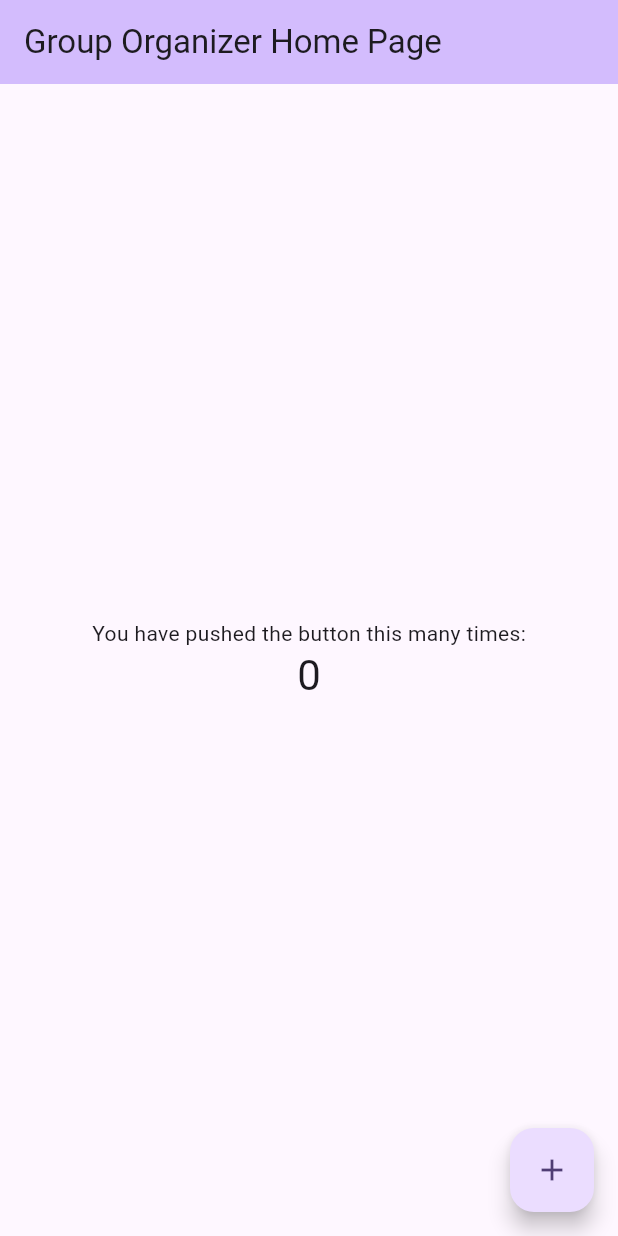
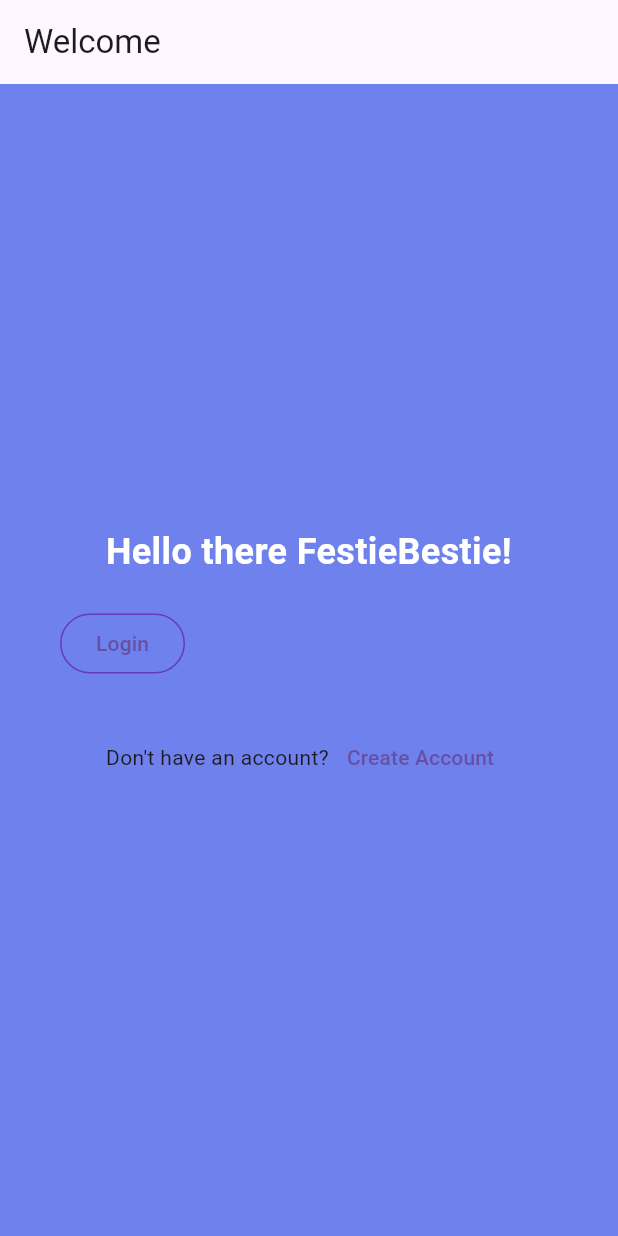
Before and after one commit to triciabrown/group-planner, a Flutter app: the screen it shows after launch, on a phone screen of 412 x 824 dp. Run offline on Flutter 3.47's test engine with Material 3 defaults, Android fonts, the light colour scheme and no system bars; our stand-ins replace cloud_firestore, firebase_auth, firebase_core, go_router; missing offline and left inert: firebase_ui_auth; accounts and stored records are empty.

Commit message:
user authentication implemented

```diff
--- /dev/null
+++ b/group_organizer/devtools_options.yaml
@@ -0,0 +1,3 @@
+description: This file stores settings for Dart & Flutter DevTools.
+documentation: https://docs.flutter.dev/tools/devtools/extensions#configure-extension-enablement-states
+extensions:
--- a/group_organizer/lib/main.dart
+++ b/group_organizer/lib/main.dart
@@ -1,10 +1,113 @@
 import 'package:flutter/material.dart';
-import 'package:go_router/go_router.dart';               // new
+import 'package:firebase_ui_auth/firebase_ui_auth.dart';
+import 'package:go_router/go_router.dart';
+import 'package:provider/provider.dart';
 
+import 'welcome_page.dart';
+import 'home_page.dart';
+import 'app_state.dart';
 
 void main() {
-  runApp(const MyApp());
+  WidgetsFlutterBinding.ensureInitialized();
+
+    runApp(ChangeNotifierProvider(
+    create: (context) => ApplicationState(),
+    builder: ((context, child) => const MyApp()),
+  ));
 }
+
+final _router = GoRouter(
+  // refreshListenable: ApplicationState(),
+  // redirect: (context, state) {
+  //   final appState = context.read<ApplicationState>();
+
+  //   // Redirect based on the user's login state
+  //   final loggedIn = appState.loggedIn;
+
+  //   if (!loggedIn) return '/sign-in';
+  //   if (loggedIn) return '/home-page'; // Redirect logged-in users back to Home
+
+  //   return null;
+  // },
+  routes: [
+    GoRoute(
+      path: '/',
+      builder: (context, state) => const WelcomePage(),
+      routes: [
+        GoRoute(
+          path: 'sign-in',
+          builder: (context, state) {
+            return SignInScreen(
+              actions: [
+                ForgotPasswordAction(((context, email) {
+                  final uri = Uri(
+                    path: '/sign-in/forgot-password',
+                    queryParameters: <String, String?>{
+                      'email': email,
+                    },
+                  );
+                  context.push(uri.toString());
+                })),
+                AuthStateChangeAction(((context, state) {
+                  final user = switch (state) {
+                    SignedIn state => state.user,
+                    UserCreated state => state.credential.user,
+                    _ => null
+                  };
+                  if (user == null) {
+                    return;
+                  }
+                  if (state is UserCreated) {
+                    user.updateDisplayName(user.email!.split('@')[0]);
+                  }
+                  if (!user.emailVerified) {
+                    user.sendEmailVerification();
+                    const snackBar = SnackBar(
+                        content: Text(
+                            'Please check your email to verify your email address'));
+                    ScaffoldMessenger.of(context).showSnackBar(snackBar);
+                  }
+                  context.pushReplacement('/');
+                })),
+              ],
+            );
+          },
+          routes: [
+            GoRoute(
+              path: 'forgot-password',
+              builder: (context, state) {
+                final arguments = state.uri.queryParameters;
+                return ForgotPasswordScreen(
+                  email: arguments['email'],
+                  headerMaxExtent: 200,
+                );
+              },
+            ),
+          ],
+        ),
+        GoRoute(
+          path: 'profile',
+          builder: (context, state) {
+            return ProfileScreen(
+              providers: const [],
+              actions: [
+                SignedOutAction((context) {
+                  context.pushReplacement('/');
+                }),
+              ],
+            );
+          },
+        ),
+        GoRoute(
+          path: 'home-page',
+          builder: (context, state) {
+            return HomePage();
+          },
+        ),
+      ],
+    ),
+  ],
+);
 
 class MyApp extends StatelessWidget {
   const MyApp({super.key});
@@ -12,28 +115,17 @@ class MyApp extends StatelessWidget {
   // This widget is the root of your application.
   @override
   Widget build(BuildContext context) {
-    return MaterialApp(
-      title: 'Group Organizer',
+    return MaterialApp.router(
+      title: 'Festie Bestie',
       theme: ThemeData(
-        // This is the theme of your application.
-        //
-        // TRY THIS: Try running your application with "flutter run". You'll see
-        // the application has a purple toolbar. Then, without quitting the app,
-        // try changing the seedColor in the colorScheme below to Colors.green
-        // and then invoke "hot reload" (save your changes or press the "hot
-        // reload" button in a Flutter-supported IDE, or press "r" if you used
-        // the command line to start the app).
-        //
-        // Notice that the counter didn't reset back to zero; the application
-        // state is not lost during the reload. To reset the state, use hot
-        // restart instead.
-        //
-        // This works for code too, not just values: Most code changes can be
-        // tested with just a hot reload.
-        colorScheme: ColorScheme.fromSeed(seedColor: Colors.deepPurple),
+        buttonTheme: Theme.of(context).buttonTheme.copyWith(
+              highlightColor: Colors.deepPurple,
+            ),
+        primarySwatch: Colors.deepPurple,
+        visualDensity: VisualDensity.adaptivePlatformDensity,
         useMaterial3: true,
       ),
-      home: const MyHomePage(title: 'Group Organizer Home Page'),
+      routerConfig: _router,
     );
   }
 }
@@ -72,56 +164,18 @@ class _MyHomePageState extends State<MyHomePage> {
 
   @override
   Widget build(BuildContext context) {
-    // This method is rerun every time setState is called, for instance as done
-    // by the _incrementCounter method above.
-    //
-    // The Flutter framework has been optimized to make rerunning build methods
-    // fast, so that you can just rebuild anything that needs updating rather
-    // than having to individually change instances of widgets.
-    return Scaffold(
-      appBar: AppBar(
-        // TRY THIS: Try changing the color here to a specific color (to
-        // Colors.amber, perhaps?) and trigger a hot reload to see the AppBar
-        // change color while the other colors stay the same.
-        backgroundColor: Theme.of(context).colorScheme.inversePrimary,
-        // Here we take the value from the MyHomePage object that was created by
-        // the App.build method, and use it to set our appbar title.
-        title: Text(widget.title),
+    return MaterialApp.router(
+      title: 'Festie Bestie',
+      theme: ThemeData(
+        buttonTheme: Theme.of(context).buttonTheme.copyWith(
+              highlightColor: Colors.deepPurple,
+            ),
+        primarySwatch: Colors.deepPurple,
+        textTheme: Theme.of(context).textTheme,
+        visualDensity: VisualDensity.adaptivePlatformDensity,
+        useMaterial3: true,
       ),
-      body: Center(
-        // Center is a layout widget. It takes a single child and positions it
-        // in the middle of the parent.
-        child: Column(
-          // Column is also a layout widget. It takes a list of children and
-          // arranges them vertically. By default, it sizes itself to fit its
-          // children horizontally, and tries to be as tall as its parent.
-          //
-          // Column has various properties to control how it sizes itself and
-          // how it positions its children. Here we use mainAxisAlignment to
-          // center the children vertically; the main axis here is the vertical
-          // axis because Columns are vertical (the cross axis would be
-          // horizontal).
-          //
-          // TRY THIS: Invoke "debug painting" (choose the "Toggle Debug Paint"
-          // action in the IDE, or press "p" in the console), to see the
-          // wireframe for each widget.
-          mainAxisAlignment: MainAxisAlignment.center,
-          children: <Widget>[
-            const Text(
-              'You have pushed the button this many times:',
-            ),
-            Text(
-              '$_counter',
-              style: Theme.of(context).textTheme.headlineMedium,
-            ),
-          ],
-        ),
-      ),
-      floatingActionButton: FloatingActionButton(
-        onPressed: _incrementCounter,
-        tooltip: 'Increment',
-        child: const Icon(Icons.add),
-      ), // This trailing comma makes auto-formatting nicer for build methods.
+      routerConfig: _router,
     );
   }
 }
--- a/group_organizer/lib/src/authentication.dart
+++ b/group_organizer/lib/src/authentication.dart
@@ -27,7 +27,7 @@ class AuthFunc extends StatelessWidget {
               onPressed: () {
                 !loggedIn ? context.push('/sign-in') : signOut();
               },
-              child: !loggedIn ? const Text('RSVP') : const Text('Logout')),
+              child: const Text('Login')),
         ),
         Visibility(
           visible: loggedIn,
--- /dev/null
+++ b/group_organizer/lib/welcome_page.dart
@@ -0,0 +1,155 @@
+// ignore_for_file: empty_constructor_bodies
+
+import 'package:flutter/material.dart';
+import 'package:firebase_auth/firebase_auth.dart' // new
+    hide EmailAuthProvider, PhoneAuthProvider;    // new
+import 'package:provider/provider.dart';          // new
+import 'package:go_router/go_router.dart';
+
+import 'app_state.dart';                          // new
+import 'guest_book.dart';
+import 'src/authentication.dart';                 // new
+
+import 'src/widgets.dart';
+import 'yes_no_selection.dart';
+
+class WelcomePage extends StatelessWidget{
+  const WelcomePage({super.key});
+
+  @override
+  Widget build(BuildContext context) {
+    return Scaffold(
+      appBar: AppBar(
+        title: const Text('Welcome'),
+      ),
+      backgroundColor: const Color.fromARGB(255, 110, 129, 236),
+      body: Padding(
+        padding: const EdgeInsets.all(16.0),
+        child: Column(
+          mainAxisAlignment: MainAxisAlignment.center,
+          crossAxisAlignment: CrossAxisAlignment.stretch,
+          children: <Widget>[
+            const Text(
+              'Hello there FestieBestie!',
+              textAlign: TextAlign.center,
+              style: TextStyle(
+                fontSize: 24,
+                fontWeight: FontWeight.bold,
+                color: Colors.white, // Text color for better contrast
+              ),
+            ),
+            // const SizedBox(height: 40),
+            // const TextField(
+            //   decoration: InputDecoration(
+            //     labelText: 'Email',
+            //     border: OutlineInputBorder(),
+            //     filled: true,
+            //     fillColor: Colors.white, // Fill input with white for visibility
+            //   ),
+            //   keyboardType: TextInputType.emailAddress,
+            // ),
+            // const SizedBox(height: 20),
+            // const TextField(
+            //   decoration: InputDecoration(
+            //     labelText: 'Password',
+            //     border: OutlineInputBorder(),
+            //     filled: true,
+            //     fillColor: Colors.white,
+            //   ),
+            //   obscureText: true,
+            // ),
+            const SizedBox(height: 20),
+            Consumer<ApplicationState>(
+            builder: (context, appState, _) => AuthFunc(
+                loggedIn: appState.loggedIn,
+                signOut: () {
+                  FirebaseAuth.instance.signOut();
+                }),
+            ),
+            // ElevatedButton(
+            //   onPressed: () {
+            //     context.go('/sign-in');
+            //   },
+            //   child: Text('Login'),
+            // ),
+            const SizedBox(height: 20),
+            Row(
+              mainAxisAlignment: MainAxisAlignment.center,
+              children: <Widget>[
+                const Text("Don't have an account?"),
+                TextButton(
+                  onPressed: () {
+                    // Navigate to CreateAccountPage using GoRouter
+                    context.go('/create-account');
+                  },
+                  child: const Text('Create Account'),
+                ),
+              ],
+            ),
+          ],
+        ),
+      ),
+    );
+  }
+
+  // @override
+  // Widget build(BuildContext context) {
+  //   return Scaffold(
+  //     appBar: AppBar(
+  //       title: const Text('Festie Bestie'),
+  //     ),
+  //     body: ListView(
+  //       children: <Widget>[
+  //         Image.asset('assets/codelab.png'),
+  //         const SizedBox(height: 8),
+  //         const IconAndDetail(Icons.calendar_today, 'October 30'),
+  //         const IconAndDetail(Icons.location_city, 'San Francisco'),
+  //                   Consumer<ApplicationState>(
+  //           builder: (context, appState, _) => AuthFunc(
+  //               loggedIn: appState.loggedIn,
+  //               signOut: () {
+  //                 FirebaseAuth.instance.signOut();
+  //               }),
+  //         ),
+  //         const Divider(
+  //           height: 8,
+  //           thickness: 1,
+  //           indent: 8,
+  //           endIndent: 8,
+  //           color: Colors.grey,
+  //         ),
+  //         const Header("What we'll be doing"),
+  //         const Paragraph(
+  //           'Join us for a day full of Firebase Workshops and Pizza!',
+  //         ),
+  //         Consumer<ApplicationState>(
+  //           builder: (context, appState, _) => Column(
+  //             crossAxisAlignment: CrossAxisAlignment.start,
+  //             children: [
+  //               switch (appState.attendees) {
+  //                 1 => const Paragraph('1 person going'),
+  //                 >= 2 => Paragraph('${appState.attendees} people going'),
+  //                 _ => const Paragraph('No one going'),
+  //               },
+  //               if (appState.loggedIn) ...[
+  //                 //enable logged in user to declare whether they're attending
+  //                 YesNoSelection(
+  //                   state: appState.attending,
+  //                   onSelection: (attending) => appState.attending = attending,
+  //                 ),
+  //                 const Header('Discussion'),
+  //                 GuestBook(
+  //                   addMessage: (message) =>
+  //                       appState.addMessageToChat(message),
+  //                   messages: appState.guestBookMessages,
+  //                 ),
+  //               ],
+  //             ],
+  //           ),
+  //         ),
+  //       ],
+  //     ),
+  //   );
+  // }
+
+}
```
Also changed, not shown: group_organizer/lib/app_state.dart (+15 -15 lines), group_organizer/lib/create_account.dart (added, +92 -0 lines), group_organizer/lib/home_page.dart (deleted, +0 -80 lines), group_organizer/lib/home_page_old.dart (added, +79 -0 lines).
